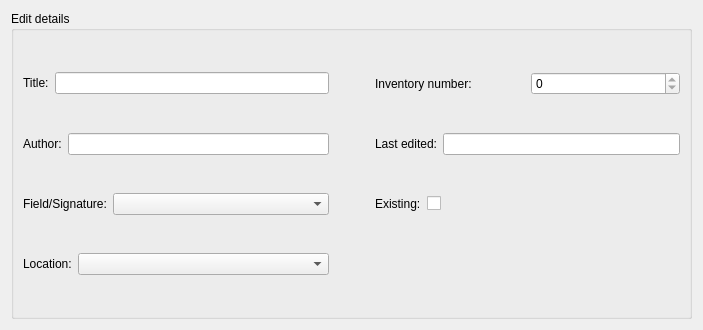
Above: edit.ui from pyphil/schoolLibrarian before the change. Below: the same form after it.
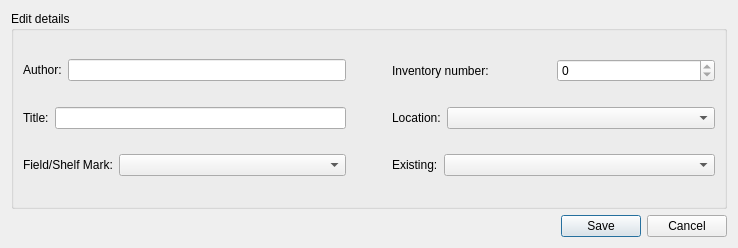
That is the form after the change.

Patch:
```diff
--- a/edit.ui
+++ b/edit.ui
@@ -2,16 +2,19 @@
 <ui version="4.0">
  <class>Dialog</class>
  <widget class="QDialog" name="Dialog">
+  <property name="windowModality">
+   <enum>Qt::ApplicationModal</enum>
+  </property>
   <property name="geometry">
    <rect>
     <x>0</x>
     <y>0</y>
-    <width>703</width>
-    <height>330</height>
+    <width>738</width>
+    <height>248</height>
    </rect>
   </property>
   <property name="windowTitle">
-   <string>Dialog</string>
+   <string>Edit Entry</string>
   </property>
   <layout class="QGridLayout" name="gridLayout">
    <item row="0" column="0">
@@ -20,108 +23,98 @@
       <string>Edit details</string>
      </property>
      <layout class="QGridLayout" name="gridLayout_10">
-      <item row="3" column="0">
-       <layout class="QGridLayout" name="gridLayout_9">
-        <item row="0" column="0">
-         <widget class="QLabel" name="label_6">
-          <property name="text">
-           <string>Location:</string>
-          </property>
-         </widget>
-        </item>
-        <item row="0" column="1">
-         <widget class="QComboBox" name="comboBox_2">
-          <property name="sizePolicy">
-           <sizepolicy hsizetype="Expanding" vsizetype="Fixed">
-            <horstretch>0</horstretch>
-            <verstretch>0</verstretch>
-           </sizepolicy>
-          </property>
-         </widget>
-        </item>
-       </layout>
-      </item>
-      <item row="1" column="0">
-       <layout class="QGridLayout" name="gridLayout_4">
-        <item row="0" column="0">
-         <widget class="QLabel" name="label_3">
-          <property name="text">
-           <string>Author:</string>
-          </property>
-         </widget>
-        </item>
-        <item row="0" column="1">
-         <widget class="QLineEdit" name="lineEdit_3"/>
-        </item>
-       </layout>
-      </item>
       <item row="2" column="2">
        <layout class="QGridLayout" name="gridLayout_7">
+        <item row="0" column="1">
+         <widget class="QComboBox" name="comboBox_existing">
+          <property name="sizePolicy">
+           <sizepolicy hsizetype="Expanding" vsizetype="Fixed">
+            <horstretch>0</horstretch>
+            <verstretch>0</verstretch>
+           </sizepolicy>
+          </property>
+         </widget>
+        </item>
         <item row="0" column="0">
-         <widget class="QLabel" name="label_8">
+         <widget class="QLabel" name="label">
           <property name="text">
            <string>Existing:</string>
           </property>
          </widget>
         </item>
+       </layout>
+      </item>
+      <item row="0" column="2">
+       <layout class="QGridLayout" name="gridLayout_5">
+        <item row="0" column="0">
+         <widget class="QLabel" name="label_7">
+          <property name="text">
+           <string>Inventory number:</string>
+          </property>
+         </widget>
+        </item>
         <item row="0" column="1">
-         <widget class="QCheckBox" name="checkBox_6">
+         <widget class="QSpinBox" name="spinBox_inventoryNumber">
+          <property name="readOnly">
+           <bool>true</bool>
+          </property>
+         </widget>
+        </item>
+       </layout>
+      </item>
+      <item row="1" column="0">
+       <layout class="QGridLayout" name="gridLayout_4">
+        <item row="0" column="1">
+         <widget class="QLineEdit" name="lineEdit_title"/>
+        </item>
+        <item row="0" column="0">
+         <widget class="QLabel" name="label_2">
           <property name="text">
-           <string/>
+           <string>Title:</string>
           </property>
          </widget>
         </item>
+       </layout>
+      </item>
+      <item row="0" column="0">
+       <layout class="QGridLayout" name="gridLayout_3">
         <item row="0" column="2">
-         <spacer name="horizontalSpacer">
-          <property name="orientation">
-           <enum>Qt::Horizontal</enum>
+         <widget class="QLineEdit" name="lineEdit_author"/>
+        </item>
+        <item row="0" column="1">
+         <widget class="QLabel" name="label_3">
+          <property name="text">
+           <string>Author:</string>
           </property>
-          <property name="sizeHint" stdset="0">
-           <size>
-            <width>40</width>
-            <height>20</height>
-           </size>
-          </property>
-         </spacer>
+         </widget>
         </item>
        </layout>
       </item>
       <item row="1" column="2">
        <layout class="QGridLayout" name="gridLayout_6">
         <item row="0" column="0">
-         <widget class="QLabel" name="label_5">
+         <widget class="QLabel" name="label_6">
           <property name="text">
-           <string>Last edited:</string>
+           <string>Location:</string>
           </property>
          </widget>
         </item>
         <item row="0" column="1">
-         <widget class="QLineEdit" name="lineEdit_4">
-          <property name="readOnly">
-           <bool>true</bool>
+         <widget class="QComboBox" name="comboBox_location">
+          <property name="sizePolicy">
+           <sizepolicy hsizetype="Expanding" vsizetype="Fixed">
+            <horstretch>0</horstretch>
+            <verstretch>0</verstretch>
+           </sizepolicy>
           </property>
          </widget>
         </item>
        </layout>
       </item>
-      <item row="0" column="0">
-       <layout class="QGridLayout" name="gridLayout_3">
-        <item row="0" column="0">
-         <widget class="QLabel" name="label_2">
-          <property name="text">
-           <string>Title:</string>
-          </property>
-         </widget>
-        </item>
-        <item row="0" column="1">
-         <widget class="QLineEdit" name="lineEdit_2"/>
-        </item>
-       </layout>
-      </item>
       <item row="2" column="0">
        <layout class="QGridLayout" name="gridLayout_8">
         <item row="0" column="1">
-         <widget class="QComboBox" name="comboBox">
+         <widget class="QComboBox" name="comboBox_ShelfMark">
           <property name="sizePolicy">
            <sizepolicy hsizetype="Expanding" vsizetype="Fixed">
             <horstretch>0</horstretch>
@@ -133,25 +126,7 @@
         <item row="0" column="0">
          <widget class="QLabel" name="label_4">
           <property name="text">
-           <string>Field/Signature:</string>
-          </property>
-         </widget>
-        </item>
-       </layout>
-      </item>
-      <item row="0" column="2">
-       <layout class="QGridLayout" name="gridLayout_5">
-        <item row="0" column="0">
-         <widget class="QLabel" name="label_7">
-          <property name="text">
-           <string>Inventory number:</string>
-          </property>
-         </widget>
-        </item>
-        <item row="0" column="1">
-         <widget class="QSpinBox" name="spinBox">
-          <property name="readOnly">
-           <bool>true</bool>
+           <string>Field/Shelf Mark:</string>
           </property>
          </widget>
         </item>
@@ -176,6 +151,13 @@
      </layout>
     </widget>
    </item>
+   <item row="1" column="0">
+    <widget class="QDialogButtonBox" name="buttonBox">
+     <property name="standardButtons">
+      <set>QDialogButtonBox::Cancel|QDialogButtonBox::Save</set>
+     </property>
+    </widget>
+   </item>
   </layout>
  </widget>
  <resources/>
```
